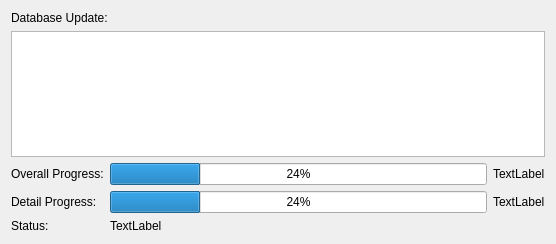
Before: the Qt Designer form src/dbinit.ui in dragotin/kraft, drawn with Qt 5.
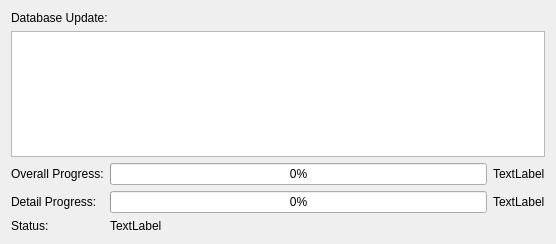
After: the same form once the commit is applied.

Commit message: Improvements on the database setup dialog

Diff of the .ui file:
```diff
--- a/src/dbinit.ui
+++ b/src/dbinit.ui
@@ -41,7 +41,7 @@
        <item row="0" column="1">
         <widget class="QProgressBar" name="mOverallProgress">
          <property name="value">
-          <number>24</number>
+          <number>0</number>
          </property>
         </widget>
        </item>
@@ -62,7 +62,7 @@
        <item row="1" column="1">
         <widget class="QProgressBar" name="mDetailProgress">
          <property name="value">
-          <number>24</number>
+          <number>0</number>
          </property>
         </widget>
        </item>
```
The commit also changes 5 other files.
